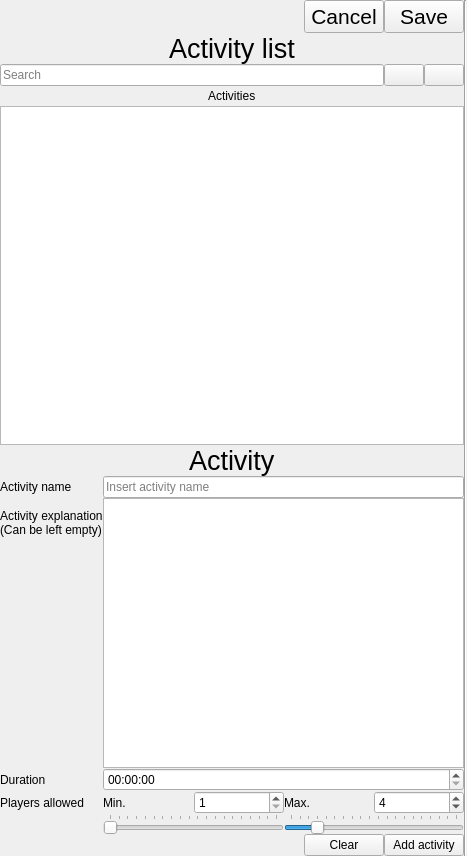
glennnys/Decided, file mngactivity.ui: the form before one commit.
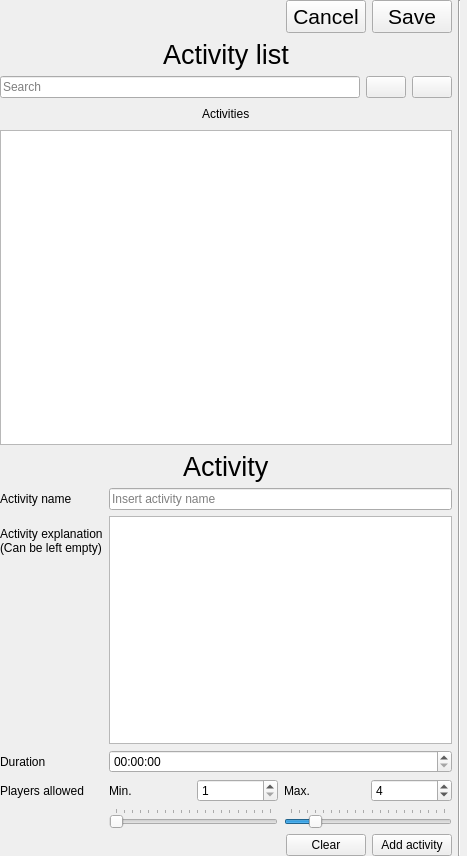
The form after the commit. Icons and pictures are not drawn.

What changed in the file:
```diff
--- a/mngactivity.ui
+++ b/mngactivity.ui
@@ -15,7 +15,7 @@
   </property>
   <layout class="QHBoxLayout" name="horizontalLayout">
    <property name="spacing">
-    <number>0</number>
+    <number>6</number>
    </property>
    <property name="leftMargin">
     <number>0</number>
```
Left out of the diff: 24 changed lines with no effect on the pictures.
